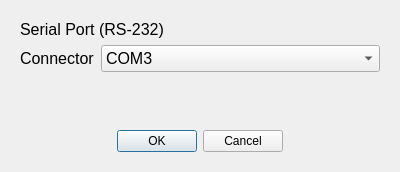
Qt form MEEGA-Groundstation/UI-Files/MEEGA_connection.ui (JanNiklasJuedt/MEEGA-Software) before a commit.
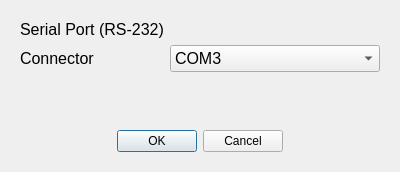
The same form after that commit.

Diff of the .ui file:
```diff
--- a/MEEGA-Groundstation/UI-Files/MEEGA_connection.ui
+++ b/MEEGA-Groundstation/UI-Files/MEEGA_connection.ui
@@ -16,6 +16,18 @@
     <verstretch>0</verstretch>
    </sizepolicy>
   </property>
+  <property name="minimumSize">
+   <size>
+    <width>400</width>
+    <height>172</height>
+   </size>
+  </property>
+  <property name="maximumSize">
+   <size>
+    <width>400</width>
+    <height>172</height>
+   </size>
+  </property>
   <property name="font">
    <font>
     <pointsize>12</pointsize>
@@ -37,23 +49,16 @@
    <property name="bottomMargin">
     <number>20</number>
    </property>
-   <item>
-    <widget class="QLabel" name="label_2">
-     <property name="text">
-      <string>Serial Port (RS-232)</string>
-     </property>
-    </widget>
-   </item>
    <item>
     <layout class="QFormLayout" name="formLayout_2">
-     <item row="0" column="0">
+     <item row="1" column="0">
       <widget class="QLabel" name="label">
        <property name="text">
         <string>Connector</string>
        </property>
       </widget>
      </item>
-     <item row="0" column="1">
+     <item row="1" column="1">
       <widget class="QComboBox" name="ConnectorBox">
        <property name="currentIndex">
         <number>2</number>
@@ -105,9 +110,14 @@
        </item>
       </widget>
      </item>
-    </layout>
-   </item>
-   <item>
+     <item row="0" column="0">
+      <widget class="QLabel" name="label_2">
+       <property name="text">
+        <string>Serial Port (RS-232)</string>
+       </property>
+      </widget>
+     </item>
+     <item row="2" column="1">
     <spacer name="verticalSpacer">
      <property name="orientation">
       <enum>Qt::Orientation::Vertical</enum>
@@ -122,6 +132,8 @@
       </size>
      </property>
     </spacer>
+     </item>
+    </layout>
    </item>
    <item>
     <widget class="QDialogButtonBox" name="buttonBox">
```
Lines whose indentation alone changed are shown as unchanged.
